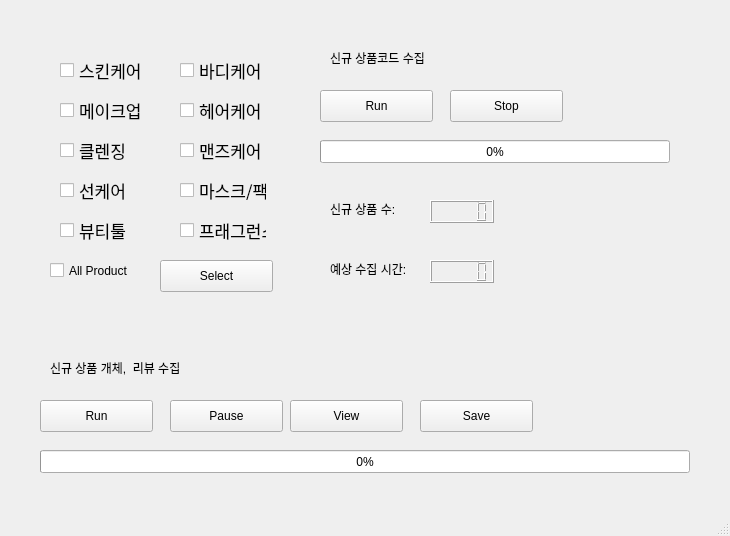
Above: src/gui/form/crawlingGlInfoRevWindow.ui from yeonseo-Jung/beauty_kr before the change. Below: the same form after it.
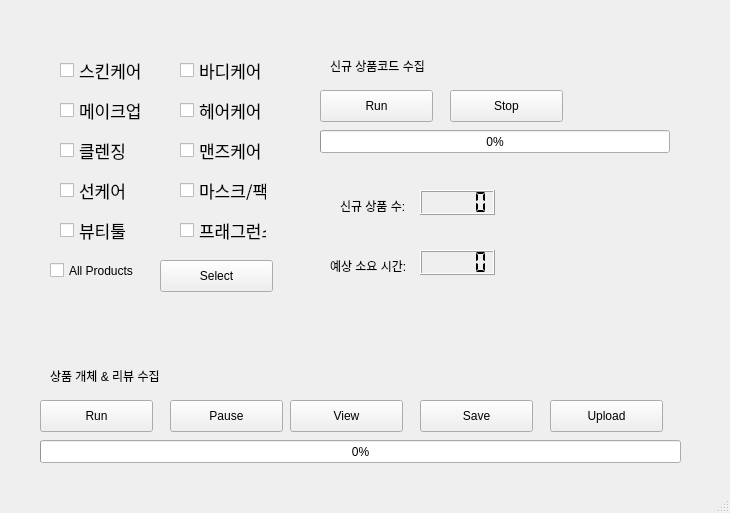
That is the form after the change.

Commit message: version 0.0.2.3 Update process - glowpick update: 카테고리별 신규 상품, 랭킹 상품 코드 수집-> 상품 개체 & 리뷰 수집 - naver price tab info update: page_status,  product_status, product_store_url update - 48시간 이상 크롤링 진행 시 ip 차단 이슈 해결: 건당 수집시간 및 status 구분을 통해 detection -> pause후 이슈해결 -> re-run

The edit to the form file:
```diff
--- a/src/gui/form/crawlingGlInfoRevWindow.ui
+++ b/src/gui/form/crawlingGlInfoRevWindow.ui
@@ -7,7 +7,7 @@
     <x>0</x>
     <y>0</y>
     <width>730</width>
-    <height>536</height>
+    <height>513</height>
    </rect>
   </property>
   <property name="windowTitle">
@@ -27,58 +27,12 @@
      <string>Select</string>
     </property>
    </widget>
-   <widget class="QLabel" name="label">
-    <property name="geometry">
-     <rect>
-      <x>330</x>
-      <y>200</y>
-      <width>76</width>
-      <height>18</height>
-     </rect>
-    </property>
-    <property name="text">
-     <string>신규 상품 수:</string>
-    </property>
-   </widget>
-   <widget class="QLabel" name="label_2">
-    <property name="geometry">
-     <rect>
-      <x>330</x>
-      <y>260</y>
-      <width>89</width>
-      <height>18</height>
-     </rect>
-    </property>
-    <property name="text">
-     <string>예상 수집 시간:</string>
-    </property>
-   </widget>
-   <widget class="QLCDNumber" name="Products">
-    <property name="geometry">
-     <rect>
-      <x>430</x>
-      <y>200</y>
-      <width>64</width>
-      <height>23</height>
-     </rect>
-    </property>
-   </widget>
-   <widget class="QLCDNumber" name="Time">
-    <property name="geometry">
-     <rect>
-      <x>430</x>
-      <y>260</y>
-      <width>64</width>
-      <height>23</height>
-     </rect>
-    </property>
-   </widget>
    <widget class="QProgressBar" name="progressBar">
     <property name="geometry">
      <rect>
       <x>40</x>
-      <y>450</y>
-      <width>650</width>
+      <y>440</y>
+      <width>641</width>
       <height>23</height>
      </rect>
     </property>
@@ -142,7 +96,7 @@
     <property name="geometry">
      <rect>
       <x>320</x>
-      <y>140</y>
+      <y>130</y>
       <width>350</width>
       <height>23</height>
      </rect>
@@ -370,13 +324,91 @@
      <string>Stop</string>
     </property>
    </widget>
+   <widget class="QCheckBox" name="checkBox">
+    <property name="geometry">
+     <rect>
+      <x>50</x>
+      <y>260</y>
+      <width>101</width>
+      <height>21</height>
+     </rect>
+    </property>
+    <property name="text">
+     <string>All Products</string>
+    </property>
+   </widget>
+   <widget class="QPushButton" name="Upload">
+    <property name="geometry">
+     <rect>
+      <x>550</x>
+      <y>400</y>
+      <width>113</width>
+      <height>32</height>
+     </rect>
+    </property>
+    <property name="text">
+     <string>Upload</string>
+    </property>
+   </widget>
+   <widget class="QLCDNumber" name="Time">
+    <property name="geometry">
+     <rect>
+      <x>420</x>
+      <y>250</y>
+      <width>75</width>
+      <height>25</height>
+     </rect>
+    </property>
+    <property name="segmentStyle">
+     <enum>QLCDNumber::Flat</enum>
+    </property>
+   </widget>
+   <widget class="QLCDNumber" name="Products">
+    <property name="geometry">
+     <rect>
+      <x>420</x>
+      <y>190</y>
+      <width>75</width>
+      <height>25</height>
+     </rect>
+    </property>
+    <property name="segmentStyle">
+     <enum>QLCDNumber::Flat</enum>
+    </property>
+   </widget>
    <widget class="QLabel" name="label_3">
     <property name="geometry">
      <rect>
+      <x>50</x>
+      <y>360</y>
+      <width>131</width>
+      <height>31</height>
+     </rect>
+    </property>
+    <property name="text">
+     <string>상품 개체 &amp; 리뷰 수집</string>
+    </property>
+   </widget>
+   <widget class="QLabel" name="label_5">
+    <property name="geometry">
+     <rect>
+      <x>340</x>
+      <y>190</y>
+      <width>111</width>
+      <height>31</height>
+     </rect>
+    </property>
+    <property name="text">
+     <string>신규 상품 수:</string>
+    </property>
+   </widget>
+   <widget class="QLabel" name="label_6">
+    <property name="geometry">
+     <rect>
       <x>330</x>
       <y>50</y>
-      <width>98</width>
-      <height>16</height>
+      <width>121</width>
+      <height>31</height>
      </rect>
     </property>
     <property name="text">
@@ -386,30 +418,17 @@
    <widget class="QLabel" name="label_4">
     <property name="geometry">
      <rect>
-      <x>50</x>
-      <y>360</y>
-      <width>161</width>
-      <height>16</height>
+      <x>330</x>
+      <y>250</y>
+      <width>131</width>
+      <height>31</height>
      </rect>
     </property>
     <property name="whatsThis">
      <string>&lt;html&gt;&lt;head/&gt;&lt;body&gt;&lt;p&gt;신규 상품 개체,  리뷰 수집&lt;/p&gt;&lt;/body&gt;&lt;/html&gt;</string>
     </property>
     <property name="text">
-     <string>신규 상품 개체,  리뷰 수집</string>
-    </property>
-   </widget>
-   <widget class="QCheckBox" name="checkBox">
-    <property name="geometry">
-     <rect>
-      <x>50</x>
-      <y>260</y>
-      <width>91</width>
-      <height>21</height>
-     </rect>
-    </property>
-    <property name="text">
-     <string>All Product</string>
+     <string>예상 소요 시간:</string>
     </property>
    </widget>
   </widget>
```
Left out of the diff: 5 changed lines with no effect on the pictures. The commit also changes 12 other files.
